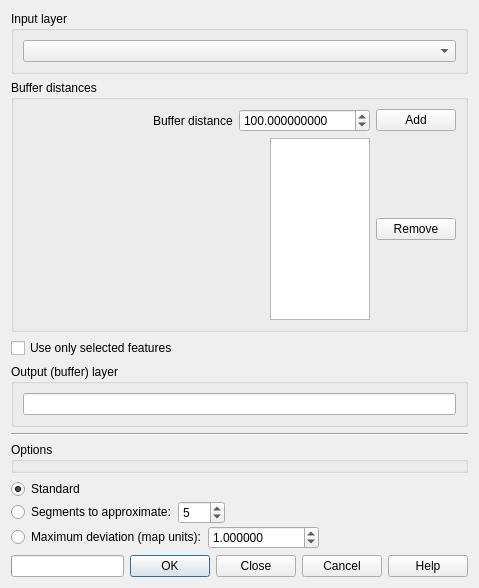
This is ui_multidistancebuffer.ui in havatv/qgismultidistancebufferplugin as Qt 5 draws it before an edit. The edited form follows.
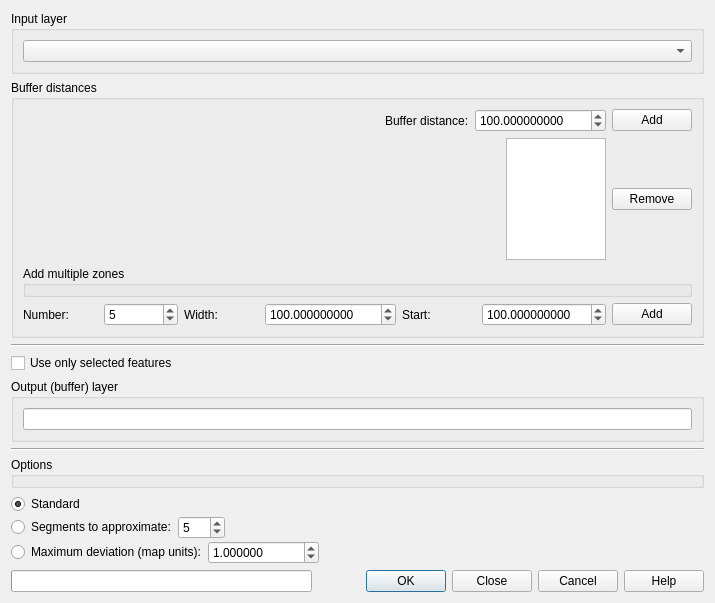
This is the edited form.

Commit message: Added possibility for adding multiple zones of equal width

```diff
--- a/ui_multidistancebuffer.ui
+++ b/ui_multidistancebuffer.ui
@@ -6,8 +6,8 @@
    <rect>
     <x>0</x>
     <y>0</y>
-    <width>479</width>
-    <height>588</height>
+    <width>715</width>
+    <height>603</height>
    </rect>
   </property>
   <property name="windowTitle">
@@ -57,7 +57,7 @@
         <item>
          <widget class="QLabel" name="label_2">
           <property name="text">
-           <string>Buffer distance</string>
+           <string>Buffer distance:</string>
           </property>
          </widget>
         </item>
@@ -138,9 +138,106 @@
         </item>
        </layout>
       </item>
+      <item>
+       <widget class="QGroupBox" name="groupBox_5">
+        <property name="title">
+         <string>Add multiple zones</string>
+        </property>
+       </widget>
+      </item>
+      <item>
+       <layout class="QHBoxLayout" name="horizontalLayout_11">
+        <item>
+         <widget class="QLabel" name="label">
+          <property name="text">
+           <string>Number:</string>
+          </property>
+         </widget>
+        </item>
+        <item>
+         <widget class="QSpinBox" name="ringsSB">
+          <property name="toolTip">
+           <string>Number of zones to add</string>
+          </property>
+          <property name="maximum">
+           <number>9999</number>
+          </property>
+          <property name="value">
+           <number>5</number>
+          </property>
+         </widget>
+        </item>
+        <item>
+         <widget class="QLabel" name="label_3">
+          <property name="text">
+           <string>Width:</string>
+          </property>
+         </widget>
+        </item>
+        <item>
+         <widget class="QDoubleSpinBox" name="widthsSB">
+          <property name="toolTip">
+           <string>The width of each zone</string>
+          </property>
+          <property name="decimals">
+           <number>9</number>
+          </property>
+          <property name="minimum">
+           <double>0.000001000000000</double>
+          </property>
+          <property name="maximum">
+           <double>999999999.000000000000000</double>
+          </property>
+          <property name="value">
+           <double>100.000000000000000</double>
+          </property>
+         </widget>
+        </item>
+        <item>
+         <widget class="QLabel" name="label_4">
+          <property name="text">
+           <string>Start:</string>
+          </property>
+         </widget>
+        </item>
+        <item>
+         <widget class="QDoubleSpinBox" name="startSB">
+          <property name="toolTip">
+           <string>The start value (innermost buffer distance)</string>
+          </property>
+          <property name="decimals">
+           <number>9</number>
+          </property>
+          <property name="maximum">
+           <double>99999.000000000000000</double>
+          </property>
+          <property name="value">
+           <double>100.000000000000000</double>
+          </property>
+         </widget>
+        </item>
+        <item>
+         <widget class="QPushButton" name="addringsButton">
+          <property name="toolTip">
+           <string>Add the zones</string>
+          </property>
+          <property name="text">
+           <string>Add</string>
+          </property>
+         </widget>
+        </item>
+       </layout>
+      </item>
      </layout>
     </widget>
    </item>
+   <item>
+    <widget class="Line" name="line_2">
+     <property name="orientation">
+      <enum>Qt::Horizontal</enum>
+     </property>
+    </widget>
+   </item>
    <item>
     <widget class="QCheckBox" name="selectedOnlyCB">
      <property name="enabled">
```
Left out of the diff: 6 changed lines with no effect on the pictures. The commit also changes 1 other file.
